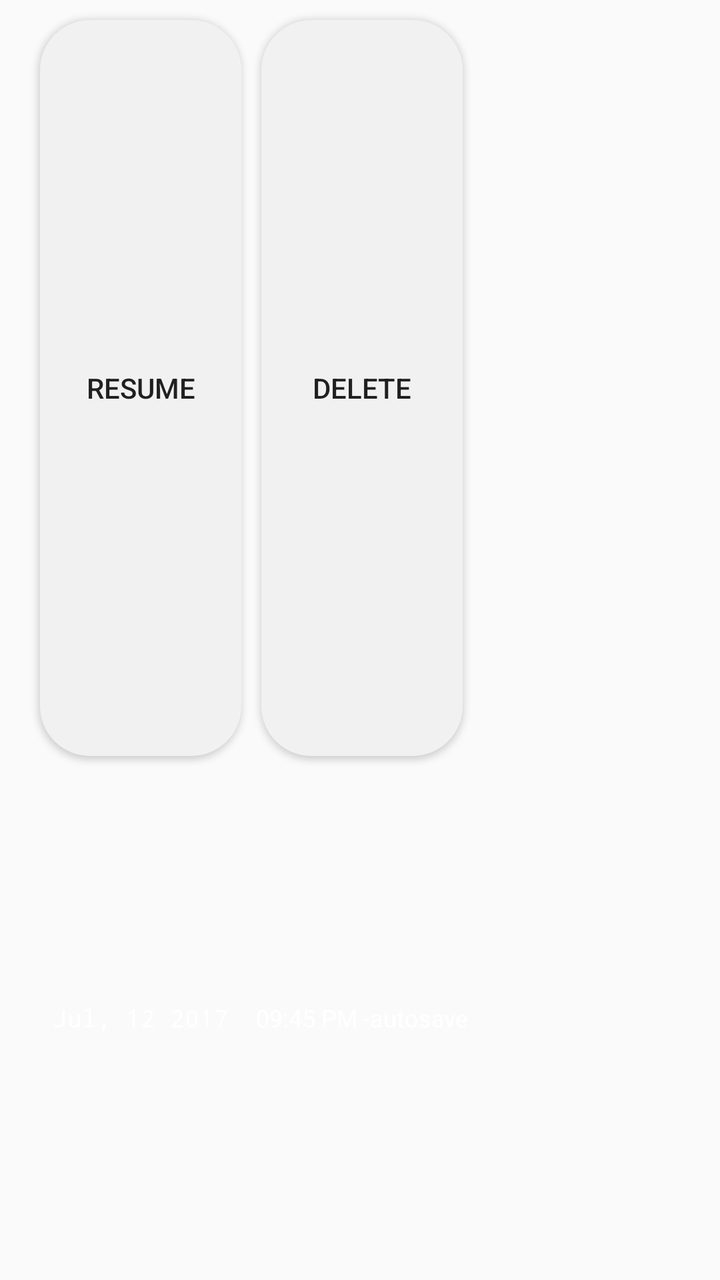
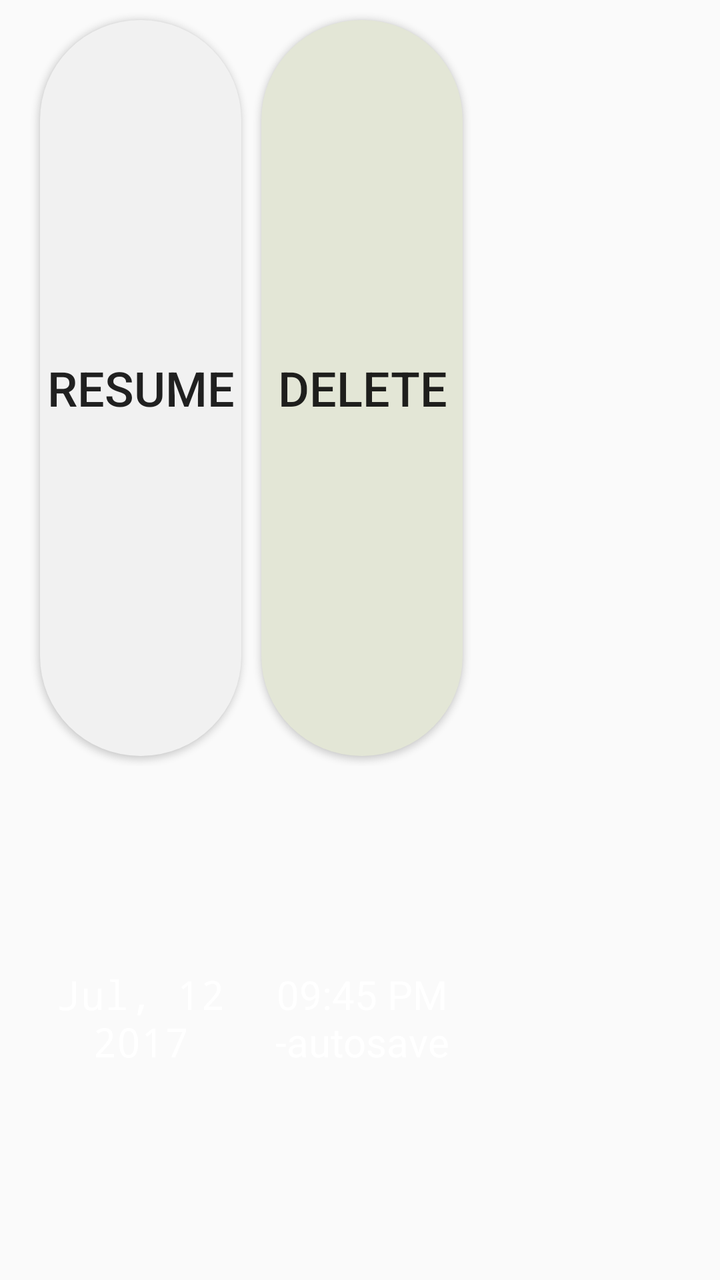

Compare the two renders of this Android layout. The source of the first and the diff that turns it into the second are given below.
<!-- AndroidManifest.xml: application theme AppTheme -->
<!-- res/layout/saved_game_list_item_large.xml -->
<?xml version="1.0" encoding="utf-8"?>
<LinearLayout xmlns:android="http://schemas.android.com/apk/res/android"
    xmlns:app="http://schemas.android.com/apk/res-auto"
    xmlns:card_view="http://schemas.android.com/tools"
    android:layout_width="match_parent"
    android:layout_height="80dp"
    android:background="@android:color/transparent"
    android:orientation="vertical">

    <LinearLayout
        android:id="@+id/list_item"
        android:layout_width="match_parent"
        android:layout_height="match_parent"
        android:orientation="horizontal"

        android:weightSum="100"
        card_view:background="@color/green">

        <LinearLayout
            android:layout_width="0dp"
            android:layout_height="match_parent"
            android:layout_weight="70"
            android:background="@android:color/transparent"
            android:elevation="0dp"
            android:orientation="vertical"
            android:weightSum="100">


            <LinearLayout
                android:layout_width="match_parent"
                android:layout_height="0dp"
                android:layout_marginLeft="15dp"
                android:layout_marginRight="5dp"
                android:layout_marginTop="5dp"
                android:layout_weight="60"
                android:orientation="horizontal"
                android:weightSum="2">

                <Button
                    android:id="@+id/start_savedgame"
                    android:layout_width="match_parent"
                    android:layout_height="match_parent"
                    android:layout_margin="5dp"
                    android:layout_weight="1"
                    android:background="@drawable/rounded_button"
                    android:text="Resume" />

                <Button
                    android:id="@+id/delete_savedgame"
                    android:layout_width="match_parent"
                    android:layout_height="match_parent"
                    android:layout_margin="5dp"
                    android:layout_weight="1"
                    android:background="@drawable/rounded_button"
                    android:text="Delete" />

            </LinearLayout>

            <LinearLayout
                android:layout_width="match_parent"
                android:layout_height="0dp"
                android:layout_marginBottom="5dp"
                android:layout_marginLeft="15dp"
                android:layout_marginRight="5dp"
                android:layout_weight="40"
                android:orientation="horizontal"
                android:weightSum="2">

                <TextView
                    android:id="@+id/savedgame_date"
                    android:layout_width="match_parent"
                    android:layout_height="match_parent"
                    android:layout_gravity="center"
                    android:layout_weight="1"
                    android:gravity="center|clip_vertical"
                    android:text="Jul, 12 2017"
                    android:textColor="@color/white"
                    android:textSize="12sp"
                    android:typeface="monospace" />

                <TextView
                    android:id="@+id/savedgame_time"
                    android:layout_width="match_parent"
                    android:layout_height="match_parent"
                    android:layout_weight="1"
                    android:gravity="center|clip_vertical"
                    android:text="09:45 PM -autosave"
                    android:textColor="@color/white"
                    android:textSize="12sp" />

            </LinearLayout>

        </LinearLayout>

        <ImageView
            android:id="@+id/savedgame_type"
            android:layout_width="0dp"
            android:layout_height="match_parent"
            android:layout_gravity="center"
            android:layout_weight="15"
            android:gravity="center_vertical|center_horizontal"
            android:scaleType="fitCenter"
            android:text="Number"
            android:textColor="@color/white"
            android:typeface="monospace" />

        <ImageView
            android:id="@+id/savedgame_level"
            android:layout_width="0dp"
            android:layout_height="match_parent"
            android:layout_gravity="center"
            android:layout_marginLeft="5dp"
            android:layout_marginRight="10dp"
            android:layout_weight="15"
            android:gravity="center_vertical|center_horizontal"
            android:scaleType="fitCenter"
            android:text="Medium"
            android:textAllCaps="true"
            android:textColor="@color/white"
            android:typeface="monospace" />

    </LinearLayout>
</LinearLayout>
<!-- resources referenced by this layout -->
<resources>
  <color name="green">#329d53</color>
  <color name="white">#ffffff</color>
  <!-- drawable rounded_button (drawable-nodpi) -->
  <?xml version="1.0" encoding="utf-8"?>
  <selector xmlns:android="http://schemas.android.com/apk/res/android">
      <item>
      <shape android:shape="rectangle">
          <solid android:color="#F1F1F1"/>
          <corners android:radius="25dp" />
      </shape>
      </item>
  </selector>
  <style name="AppTheme" parent="Theme.AppCompat.Light.NoActionBar">
      <item name="colorPrimary">@color/colorPrimary</item>
      <item name="colorPrimaryDark">@color/colorPrimaryDark</item>
      <item name="colorAccent">@color/colorAccent</item>
      <item name="preferenceTheme">@style/PreferenceThemeOverlay.v14.Material</item>
  
  </style>
  <color name="colorPrimary">#FFFFFF</color>
  <color name="colorPrimaryDark">#454444</color>
  <color name="colorAccent">#1e91d6</color>
</resources>

<!-- the commit's change to res/layout/saved_game_list_item_large.xml (unified diff, before → after) -->
@@ -3,7 +3,7 @@
     xmlns:app="http://schemas.android.com/apk/res-auto"
     xmlns:card_view="http://schemas.android.com/tools"
     android:layout_width="match_parent"
-    android:layout_height="80dp"
+    android:layout_height="140dp"
     android:background="@android:color/transparent"
     android:orientation="vertical">
 
@@ -42,8 +42,9 @@
                     android:layout_height="match_parent"
                     android:layout_margin="5dp"
                     android:layout_weight="1"
-                    android:background="@drawable/rounded_button"
-                    android:text="Resume" />
+                    android:background="@drawable/rounded_buttontablet"
+                    android:text="Resume"
+                    android:textSize="24sp" />
 
                 <Button
                     android:id="@+id/delete_savedgame"
@@ -51,8 +52,9 @@
                     android:layout_height="match_parent"
                     android:layout_margin="5dp"
                     android:layout_weight="1"
-                    android:background="@drawable/rounded_button"
-                    android:text="Delete" />
+                    android:background="@drawable/rounded_button_pressedtablet"
+                    android:text="Delete"
+                    android:textSize="24sp" />
 
             </LinearLayout>
 
@@ -75,7 +77,7 @@
                     android:gravity="center|clip_vertical"
                     android:text="Jul, 12 2017"
                     android:textColor="@color/white"
-                    android:textSize="12sp"
+                    android:textSize="20sp"
                     android:typeface="monospace" />
 
                 <TextView
@@ -86,7 +88,7 @@
                     android:gravity="center|clip_vertical"
                     android:text="09:45 PM -autosave"
                     android:textColor="@color/white"
-                    android:textSize="12sp" />
+                    android:textSize="20sp" />
 
             </LinearLayout>
 
<!-- resource entries referenced after the edit -->
@@ -2,13 +2,23 @@
 <resources>
   <color name="green">#329d53</color>
   <color name="white">#ffffff</color>
-  <!-- drawable rounded_button (drawable-nodpi) -->
+  <!-- drawable rounded_button_pressedtablet (drawable-nodpi) -->
+  <?xml version="1.0" encoding="utf-8"?>
+  <selector xmlns:android="http://schemas.android.com/apk/res/android">
+      <item>
+      <shape android:shape="rectangle">
+          <solid android:color="#e3e6d6"/>
+          <corners android:radius="50dp" />
+      </shape>
+      </item>
+  </selector>
+  <!-- drawable rounded_buttontablet (drawable-nodpi) -->
   <?xml version="1.0" encoding="utf-8"?>
   <selector xmlns:android="http://schemas.android.com/apk/res/android">
       <item>
       <shape android:shape="rectangle">
           <solid android:color="#F1F1F1"/>
-          <corners android:radius="25dp" />
+          <corners android:radius="50dp" />
       </shape>
       </item>
   </selector>
